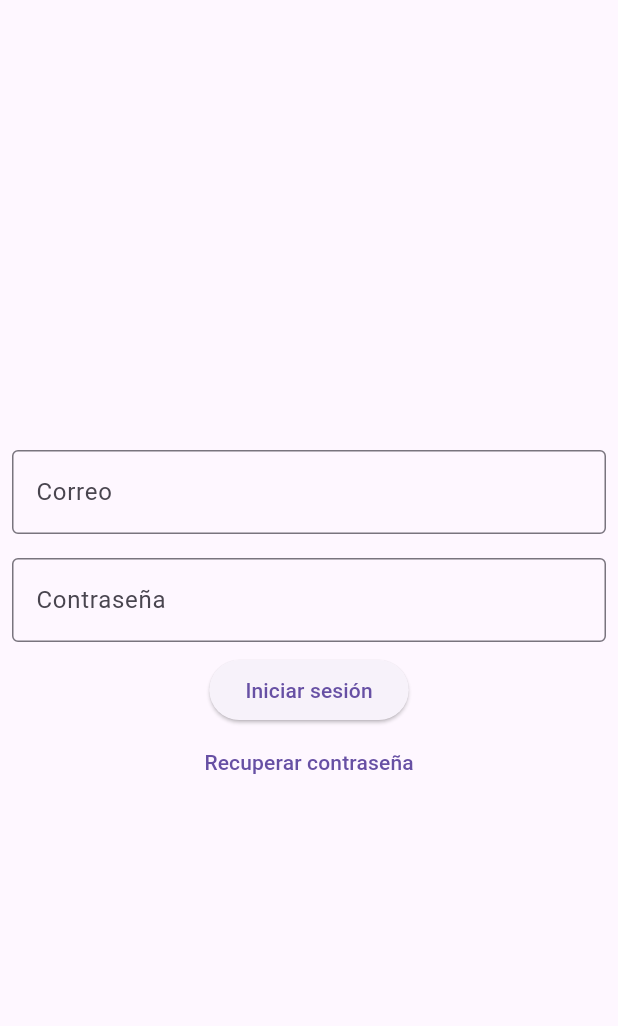
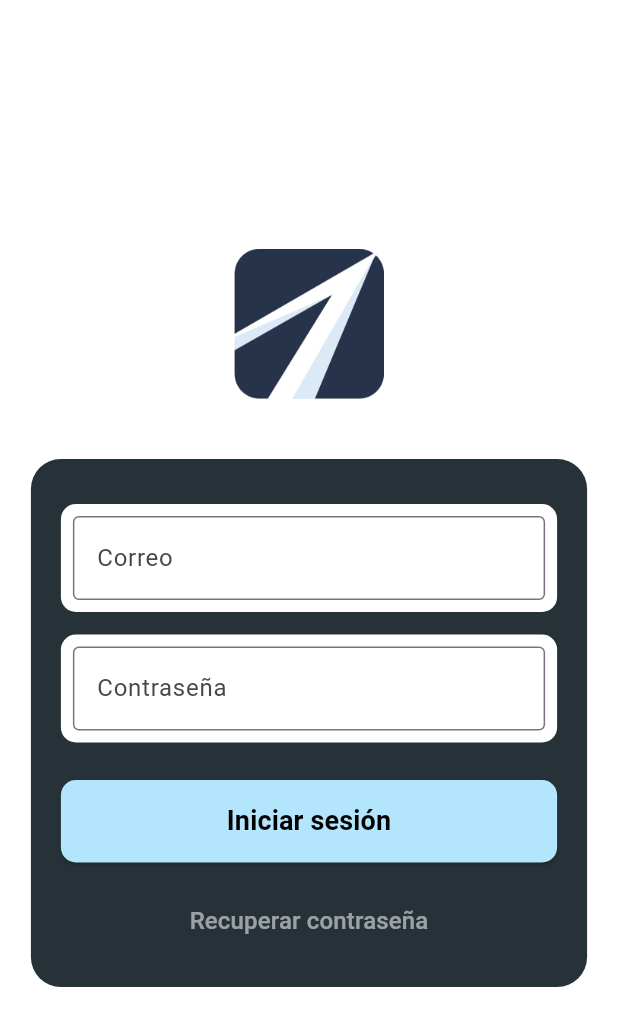
Before and after one commit to josephaven/viayage-frontend, a Flutter app: the LoginPage screen opened directly, on a phone screen of 412 x 824 dp. Shown: the top 1026 px of the screen. Run offline on Flutter 3.47's test engine with Material 3 defaults, Android fonts, the phone set to English and light mode, and no system bars.

Commit message:
Ajustes en LoginPage

```diff
--- a/lib/views/login_page.dart
+++ b/lib/views/login_page.dart
@@ -29,20 +29,84 @@ class _LoginPageState extends State<LoginPage> {
   @override
   Widget build(BuildContext context) {
     return Scaffold(
-      body: Column(
+      backgroundColor: Colors.white, // Color de fondo
+      body: Center(
+        child: Column(
           mainAxisAlignment: MainAxisAlignment.center,
           children: [
-          TextInput(label: "Correo", controller: emailController),
-          TextInput(label: "Contraseña", controller: passwordController, isPassword: true),
-          ElevatedButton(
+            // Logo
+            Image.asset(
+              'assets/logo.png',
+              height: 100,
+            ),
+
+            SizedBox(height: 40), // Espaciado entre logo y formulario
+
+            // Contenedor del formulario
+            Container(
+              width: MediaQuery.of(context).size.width * 0.9,
+              padding: EdgeInsets.all(20),
+              decoration: BoxDecoration(
+                color: Colors.blueGrey[900], // Fondo oscuro
+                borderRadius: BorderRadius.circular(20),
+              ),
+              child: Column(
+                mainAxisSize: MainAxisSize.min,
+                children: [
+                  SizedBox(height: 10),
+
+                  // Campos de texto con fondo claro
+                  Container(
+                    decoration: BoxDecoration(
+                      color: Colors.white, // Fondo claro
+                      borderRadius: BorderRadius.circular(10),
+                    ),
+                    child: TextInput(label: "Correo", controller: emailController),
+                  ),
+                  SizedBox(height: 15),
+
+                  Container(
+                    decoration: BoxDecoration(
+                      color: Colors.white, // Fondo claro
+                      borderRadius: BorderRadius.circular(10),
+                    ),
+                    child: TextInput(label: "Contraseña", controller: passwordController, isPassword: true),
+                  ),
+                  SizedBox(height: 25),
+
+                  // Botón de "Iniciar sesión"
+                  SizedBox(
+                    width: double.infinity,
+                    height: 55,
+                    child: ElevatedButton(
+                      style: ElevatedButton.styleFrom(
+                        backgroundColor: Colors.lightBlue[100], // Color del botón
+                        shape: RoundedRectangleBorder(
+                          borderRadius: BorderRadius.circular(10),
+                        ),
+                      ),
                       onPressed: login,
-            child: Text("Iniciar sesión"),
+                      child: Text(
+                        "Iniciar sesión",
+                        style: TextStyle(fontSize: 18, fontWeight: FontWeight.bold, color: Colors.black),
                       ),
+                    ),
+                  ),
+                  SizedBox(height: 15),
+
+                  // Botón de "Recuperar contraseña"
                   TextButton(
-            onPressed: () {}, // Implementar recuperación de contraseña
-            child: Text("Recuperar contraseña"),
+                    onPressed: () {},
+                    child: Text(
+                      "Recuperar contraseña",
+                      style: TextStyle(fontSize: 16, color: Colors.white54),
+                    ),
                   ),
                 ],
+              ),
+            ),
+          ],
+        ),
       ),
     );
   }
```
Lines whose indentation alone changed are shown as unchanged.
